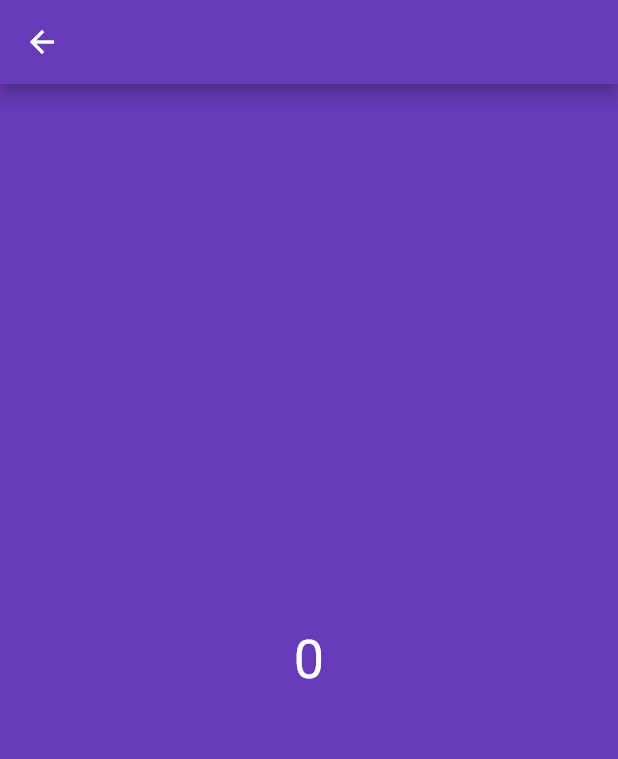
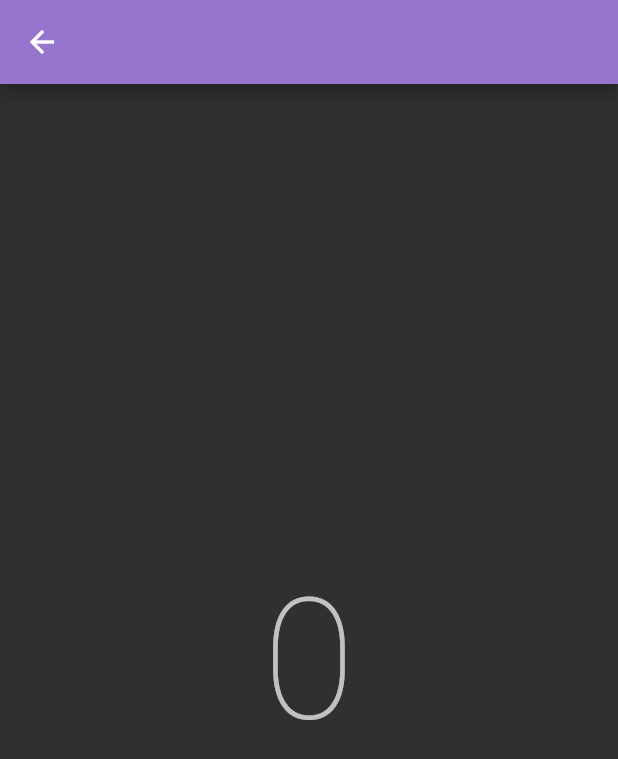
Before and after one commit to willxu1234/introspect, a Flutter app: the screen it shows after launch, after a tap on an icon or button, on a phone screen of 412 x 824 dp. Shown: the top 759 px of the screen. Run offline on Flutter 3.47's test engine with Material 2 defaults, Android fonts, the phone set to English and light mode, and no system bars.

Commit message:
add some theming

```diff
--- a/lib/main.dart
+++ b/lib/main.dart
@@ -11,7 +11,8 @@ class MyApp extends StatelessWidget {
     return MaterialApp(
       title: 'Introspect',
       theme: ThemeData(
-        primarySwatch: Colors.deepPurple,
+        brightness: Brightness.dark,
+        primaryColor: Colors.deepPurple[300],
         visualDensity: VisualDensity.adaptivePlatformDensity,
       ),
       home: HomePage(),
--- a/lib/src/widgets/EntryDetail.dart
+++ b/lib/src/widgets/EntryDetail.dart
@@ -13,14 +13,13 @@ class _EntryDetailWidgetState extends State<EntryDetailWidget> {
   @override
   Widget build(BuildContext context) {
     return Container(
-      color: Theme.of(context).primaryColor,
       child: Center(
         child: Column(
           mainAxisAlignment: MainAxisAlignment.center,
           children: <Widget>[
             Text(
               widget._data.toString(),
-              style: TextStyle(fontSize: 36.0, color: Colors.white),
+              style: Theme.of(context).textTheme.headline1,
             ),
           ],
         ),
```
